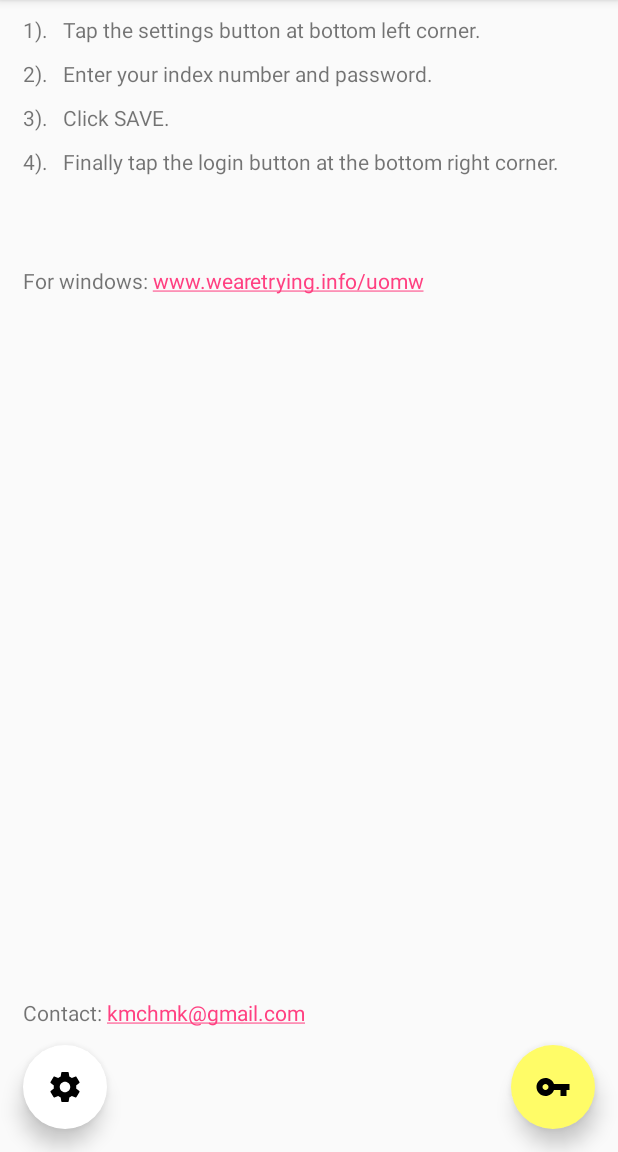
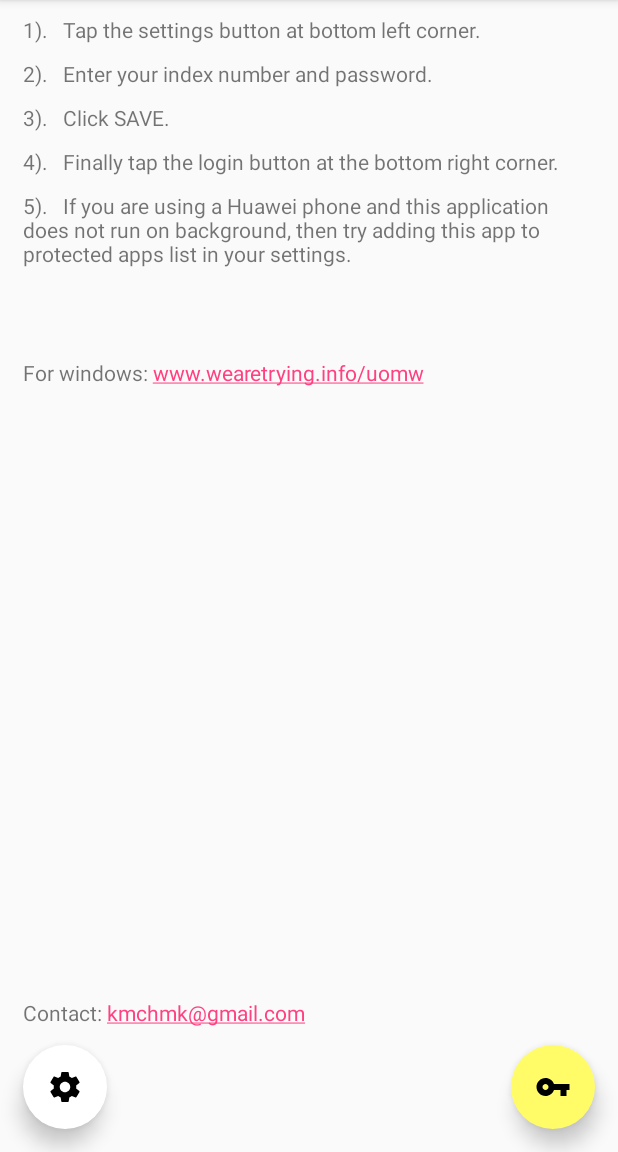
Before and after one commit to kmchmk/UoM-WiFi-Login, an Android app: the screen it shows after launch (MainActivity), after a tap on an icon or button, on a phone screen of 412 x 824 dp, the part 84-1236 px from its top. Run offline under Robolectric (Android 15) with nearby library versions, the phone set to English and light mode, and no system bars.

Commit message:
App crash error fixed. Steps updated about Huawei protected apps. login check before login is disabled.

```diff
--- a/app/src/main/java/lk/cse13/www/uomwireless/BackgroundLogin.java
+++ b/app/src/main/java/lk/cse13/www/uomwireless/BackgroundLogin.java
@@ -30,7 +30,9 @@ public class BackgroundLogin extends AsyncTask<String, Void, String> {
     public BackgroundLogin(Operations operations, int trying) {
         this.operations = operations;
         this.trying = trying;
-        MainActivity.loggingfb.setEnabled(false);
+        if (MainActivity.screenShowing) {
+            MainActivity.loggingfb.setEnabled(false);
+        }
     }
 
 
@@ -38,11 +40,13 @@ public class BackgroundLogin extends AsyncTask<String, Void, String> {
     protected String doInBackground(String[] params) {
         WifiManager wifiManager = (WifiManager) mainContext.getSystemService(Context.WIFI_SERVICE);
         WifiInfo info = wifiManager.getConnectionInfo();
-        if (info.getSSID().toString().equalsIgnoreCase("\"UoM_Wireless\"")) {
+        if (info.getSSID().equalsIgnoreCase("\"UoM_Wireless\"")) {
 
-            if (isLoggedIn()) {
-                return "Already logged in";
-            }
+
+//            This takes time before login in
+//            if (isLoggedIn()) {
+//                return "Already logged in";
+//            }
 
             try {
                 MyHttpClient httpClient = new MyHttpClient();
@@ -82,12 +86,12 @@ public class BackgroundLogin extends AsyncTask<String, Void, String> {
     protected void onPostExecute(String message) {
         if (!message.equals("")) {//this means not connected to UoM Wireless. So ignore.
             operations.toast(message);
-            if (message.equals("Logged in") || message.equals("Already logged in")) {
+            if (message.equals("Logged in")){// || message.equals("Already logged in")) { //Look at line 46
                 if (MainActivity.screenShowing) {
                     MainActivity.loggingfb.setBackgroundTintList(ColorStateList.valueOf(Color.GREEN));
                     MainActivity.loggedIn = true;
                 }
-                new Updates(operations).execute();//check this one more
+                new Updates(operations).execute();
 
             } else {
                 if (trying < 10) {
@@ -101,7 +105,9 @@ public class BackgroundLogin extends AsyncTask<String, Void, String> {
                 }
             }
         }
-        MainActivity.loggingfb.setEnabled(true);
+        if (MainActivity.screenShowing) {
+            MainActivity.loggingfb.setEnabled(true);
+        }
     }
 
     Boolean isLoggedIn() {
--- a/app/src/main/java/lk/cse13/www/uomwireless/BackgroundLogout.java
+++ b/app/src/main/java/lk/cse13/www/uomwireless/BackgroundLogout.java
@@ -30,7 +30,7 @@ public class BackgroundLogout extends AsyncTask<String, Void, String> {
     protected String doInBackground(String[] params) {
         WifiManager wifiManager = (WifiManager) MainActivity.mainContext.getSystemService(Context.WIFI_SERVICE);
         WifiInfo info = wifiManager.getConnectionInfo();
-        if (info.getSSID().toString().equalsIgnoreCase("\"UoM_Wireless\"")) {
+        if (info.getSSID().equalsIgnoreCase("\"UoM_Wireless\"")) {
             try {
 
                 MyHttpClient httpClient = new MyHttpClient();
--- a/app/src/main/java/lk/cse13/www/uomwireless/MainActivity.java
+++ b/app/src/main/java/lk/cse13/www/uomwireless/MainActivity.java
@@ -41,7 +41,7 @@ public class MainActivity extends AppCompatActivity {
             public void onClick(View view) {
                 WifiManager wifiManager = (WifiManager) getApplicationContext().getSystemService(Context.WIFI_SERVICE);
                 WifiInfo info = wifiManager.getConnectionInfo();
-                if (info.getSSID().toString().equalsIgnoreCase("\"UoM_Wireless\"")) {
+                if (info.getSSID().equalsIgnoreCase("\"UoM_Wireless\"")) {
                     if (loggedIn) {
                         operations.toast("Logging out...");
                         new BackgroundLogout(operations).execute();
--- a/app/src/main/java/lk/cse13/www/uomwireless/Updates.java
+++ b/app/src/main/java/lk/cse13/www/uomwireless/Updates.java
@@ -5,6 +5,7 @@ import android.app.Activity;
 import android.app.DownloadManager;
 import android.content.Context;
 import android.content.DialogInterface;
+import android.content.Intent;
 import android.content.pm.PackageManager;
 import android.net.Uri;
 import android.os.AsyncTask;
@@ -64,7 +65,7 @@ class Updates extends AsyncTask<String, Void, String> {
     protected void onPostExecute(String message) {
         if (!message.equals("false")) {
 
-            int thisAppVersion = 1;//change this everytime updating the app
+            int thisAppVersion = 0;//change this everytime updating the app
 
             try {
                 if (new JSONObject(message).getInt("newversion") > thisAppVersion) {
@@ -76,7 +77,7 @@ class Updates extends AsyncTask<String, Void, String> {
                     dlgAlert.setPositiveButton(jsonObject.getString("positivebutton"), new DialogInterface.OnClickListener() {
                         @Override
                         public void onClick(DialogInterface dialog, int which) {
-                            //MainActivity.mainContext.startActivity(new Intent(Intent.ACTION_VIEW, Uri.parse(apkurl)));
+                            MainActivity.mainContext.startActivity(new Intent(Intent.ACTION_VIEW, Uri.parse(apkurl)));
                             if(isStoragePermissionGranted()) {
                                 downloadNewAPK();
                             }
--- a/app/src/main/res/layout/activity_main.xml
+++ b/app/src/main/res/layout/activity_main.xml
@@ -54,6 +54,16 @@
             android:layout_below="@+id/textView3"
             android:layout_marginTop="10dp"
             android:text="@string/l4" />
+
+        <TextView
+            android:id="@+id/textView7"
+            android:layout_width="match_parent"
+            android:layout_height="wrap_content"
+            android:layout_alignLeft="@+id/textView4"
+            android:layout_alignStart="@+id/textView4"
+            android:layout_below="@+id/textView4"
+            android:layout_marginTop="10dp"
+            android:text="@string/l5" />
     </RelativeLayout>
 
     <android.support.design.widget.FloatingActionButton
--- a/app/src/main/res/values/strings.xml
+++ b/app/src/main/res/values/strings.xml
@@ -12,6 +12,7 @@
     <string name="l2">2).\tEnter your index number and password.</string>
     <string name="l3">3).\tClick SAVE.</string>
     <string name="l4">4).\tFinally tap the login button at the bottom right corner.</string>
+    <string name="l5">5).\tIf you are using a Huawei phone and this application does not run on background, then try adding this app to protected apps list in your settings.</string>
     <string name="wearetrying">For windows: www.wearetrying.info/uomw</string>
     <string name="contact">Contact: kmchmk@gmail.com</string>
 
```
